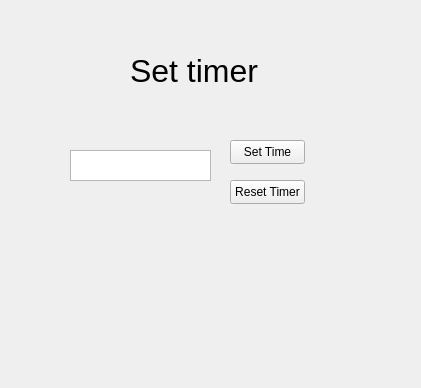
The window that lab03/homework/homework.ui (Pixako-Unrealistia/SEP) describes before a commit, drawn with Qt 5.
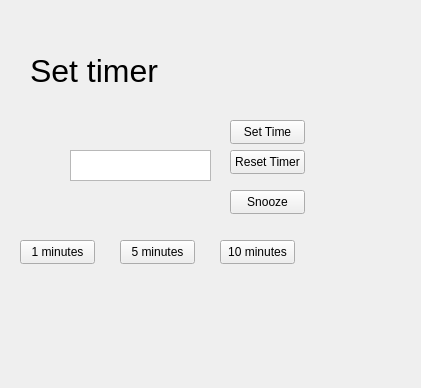
The same window after the commit.

```diff
--- a/lab03/homework/homework.ui
+++ b/lab03/homework/homework.ui
@@ -13,11 +13,14 @@
   <property name="windowTitle">
    <string>Form</string>
   </property>
+  <property name="layoutDirection">
+   <enum>Qt::LeftToRight</enum>
+  </property>
   <widget class="QPushButton" name="setTime">
    <property name="geometry">
     <rect>
      <x>230</x>
-     <y>140</y>
+     <y>120</y>
      <width>75</width>
      <height>24</height>
     </rect>
@@ -40,7 +43,7 @@
    <property name="geometry">
     <rect>
      <x>230</x>
-     <y>180</y>
+     <y>150</y>
      <width>75</width>
      <height>24</height>
     </rect>
@@ -52,9 +55,9 @@
   <widget class="QLabel" name="label">
    <property name="geometry">
     <rect>
-     <x>130</x>
+     <x>30</x>
      <y>50</y>
-     <width>171</width>
+     <width>321</width>
      <height>41</height>
     </rect>
    </property>
@@ -67,6 +70,58 @@
     <string>Set timer</string>
    </property>
   </widget>
+  <widget class="QPushButton" name="oneMin">
+   <property name="geometry">
+    <rect>
+     <x>20</x>
+     <y>240</y>
+     <width>75</width>
+     <height>24</height>
+    </rect>
+   </property>
+   <property name="text">
+    <string>1 minutes</string>
+   </property>
+  </widget>
+  <widget class="QPushButton" name="fiveMin">
+   <property name="geometry">
+    <rect>
+     <x>120</x>
+     <y>240</y>
+     <width>75</width>
+     <height>24</height>
+    </rect>
+   </property>
+   <property name="text">
+    <string>5 minutes</string>
+   </property>
+  </widget>
+  <widget class="QPushButton" name="tenMin">
+   <property name="geometry">
+    <rect>
+     <x>220</x>
+     <y>240</y>
+     <width>75</width>
+     <height>24</height>
+    </rect>
+   </property>
+   <property name="text">
+    <string>10 minutes</string>
+   </property>
+  </widget>
+  <widget class="QPushButton" name="snooze">
+   <property name="geometry">
+    <rect>
+     <x>230</x>
+     <y>190</y>
+     <width>75</width>
+     <height>24</height>
+    </rect>
+   </property>
+   <property name="text">
+    <string>Snooze</string>
+   </property>
+  </widget>
  </widget>
  <resources/>
  <connections/>
```
